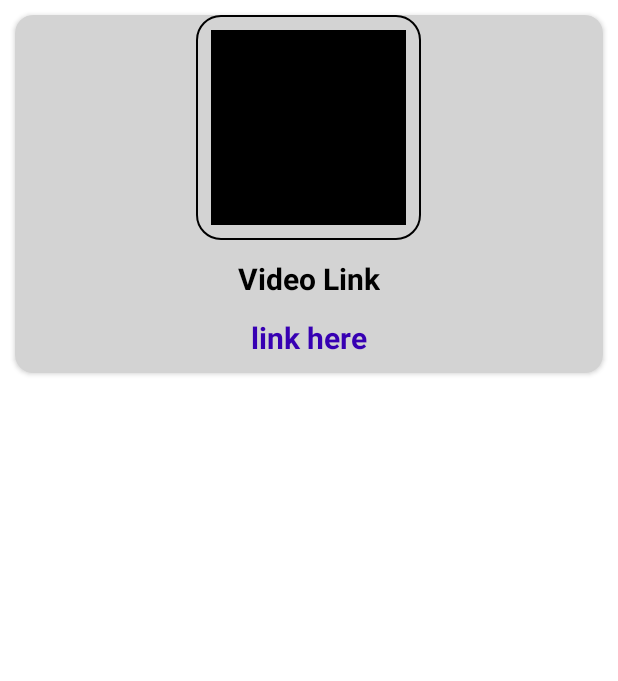
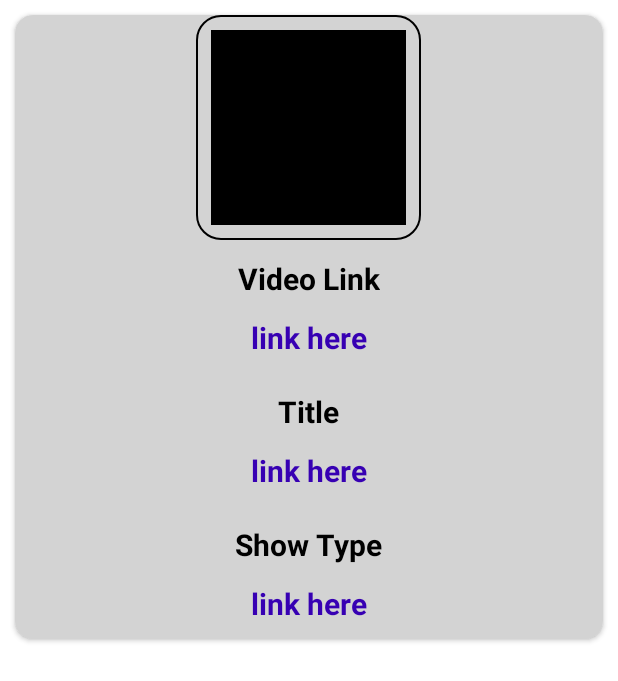
Before and after one commit to madil007/ARDSurveyApp, an Android app: the layout api_item_layout.xml on its own in the app's theme, with its tools: preview values and no code run, on a phone screen of 412 x 824 dp. Shown: the top 681 px of the screen. Run offline under Robolectric (Android 15) with nearby library versions, the phone set to English and light mode, and no system bars.

Commit message:
implement code to show title and showtype

```diff
--- a/app/src/main/java/com/example/ard_survey/ARDSurveryAdapter.kt
+++ b/app/src/main/java/com/example/ard_survey/ARDSurveryAdapter.kt
@@ -23,12 +23,14 @@ class ARDSurveryAdapter(
     inner class ContentViewHolder(itemView: View) : RecyclerView.ViewHolder(itemView) {
         val imageView: ImageView
         val videoLink: TextView
-
+        val title: TextView
+        val showType: TextView
 
         init {
-
             imageView = itemView.findViewById(R.id.imageView)
             videoLink = itemView.findViewById(R.id.linktextView)
+            title = itemView.findViewById(R.id.titletextView)
+            showType = itemView.findViewById(R.id.showtextView)
 
         }
     }
@@ -52,6 +54,8 @@ class ARDSurveryAdapter(
             .into(holder.imageView)
 
         holder.videoLink.text= model.videolink
+        holder.title.text= model.title
+        holder.showType.text= model.showtype
 
 //       holder.videoLink.setOnClickListener
         // this code open link by click
--- a/app/src/main/java/com/example/ard_survey/ResultsActivity.kt
+++ b/app/src/main/java/com/example/ard_survey/ResultsActivity.kt
@@ -57,7 +57,9 @@ class ResultsActivity : AppCompatActivity() {
                 for (i in 0 until response.items?.size!!) {
                     val url = response.items[i]?.images?.get(0)?.url
                     val videolink = response.items[i]?.links?.android
-                    displayList.add(DisplayModel(url.toString(),videolink))
+                    val title = response.items[i]?.show?.title
+                    val showtype = response.items[i]?.show?.showType
+                    displayList.add(DisplayModel(url.toString(),videolink, title, showtype))
                 }
 
                 //   wp7progressBar.hideProgressBar()
--- a/app/src/main/java/com/example/ard_survey/model/DisplayModel.kt
+++ b/app/src/main/java/com/example/ard_survey/model/DisplayModel.kt
@@ -7,4 +7,6 @@ data class DisplayModel
     (
     val imageurl: String = "",
     val videolink: String? = "",
+    val title: String? = "",
+    val showtype: String? = "",
 )
--- a/app/src/main/res/layout/api_item_layout.xml
+++ b/app/src/main/res/layout/api_item_layout.xml
@@ -44,5 +44,48 @@
         android:textSize="20sp"
         android:layout_marginBottom="10dp"
         android:textStyle="bold" />
+
+        <TextView
+            android:layout_width="wrap_content"
+            android:layout_height="wrap_content"
+            android:layout_gravity="center"
+            android:textColor="@color/black"
+            android:layout_marginTop="12dp"
+            android:text="Title"
+            android:textSize="20sp"
+            android:textStyle="bold" />
+
+        <TextView
+            android:id="@+id/titletextView"
+            android:layout_width="wrap_content"
+            android:layout_height="wrap_content"
+            android:layout_gravity="center"
+            android:textColor="@color/purple_700"
+            android:layout_marginTop="12dp"
+            android:text="link here"
+            android:textSize="20sp"
+            android:layout_marginBottom="10dp"
+            android:textStyle="bold" />
+        <TextView
+            android:layout_width="wrap_content"
+            android:layout_height="wrap_content"
+            android:layout_gravity="center"
+            android:textColor="@color/black"
+            android:layout_marginTop="12dp"
+            android:text="Show Type"
+            android:textSize="20sp"
+            android:textStyle="bold" />
+
+        <TextView
+            android:id="@+id/showtextView"
+            android:layout_width="wrap_content"
+            android:layout_height="wrap_content"
+            android:layout_gravity="center"
+            android:textColor="@color/purple_700"
+            android:layout_marginTop="12dp"
+            android:text="link here"
+            android:textSize="20sp"
+            android:layout_marginBottom="10dp"
+            android:textStyle="bold" />
     </LinearLayout>
 </androidx.cardview.widget.CardView>
```
